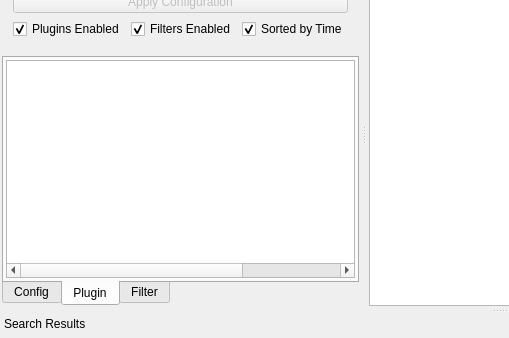
The window that src/mainwindow.ui (COVESA/dlt-viewer) describes before a commit, drawn with Qt 5; both pictures show x 0 to 509 and y 89 to 427 of the 1001 by 658 pixel window.
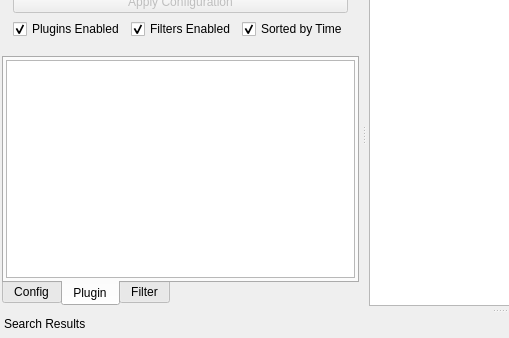
The same window after the commit. The open tabs and pages were chosen to show the change. Icons and pictures are not drawn. Custom widgets are drawn as their Qt base class.

Commit message:
Add decoded dlt commandline export Format and update "Help" message box Remove obsolete columns in plugins tab
<Signed-off-by: Gernot Wirschal <gernot.wirschal@bmw.de>

What changed in the file:
```diff
--- a/src/mainwindow.ui
+++ b/src/mainwindow.ui
@@ -528,7 +528,7 @@
             <bool>true</bool>
            </property>
            <property name="columnCount">
-            <number>5</number>
+            <number>3</number>
            </property>
            <attribute name="headerVisible">
             <bool>false</bool>
@@ -540,22 +540,12 @@
            </column>
            <column>
             <property name="text">
-             <string>Interface</string>
+             <string notr="true">Status</string>
             </property>
            </column>
            <column>
             <property name="text">
-             <string>Status</string>
-            </property>
-           </column>
-           <column>
-            <property name="text">
-             <string>Info</string>
-            </property>
-           </column>
-           <column>
-            <property name="text">
-             <string>File</string>
+             <string notr="true">File</string>
             </property>
            </column>
           </widget>
```
Left out of the diff: 2 changed lines with no effect on the pictures. The commit also changes 5 other files.
